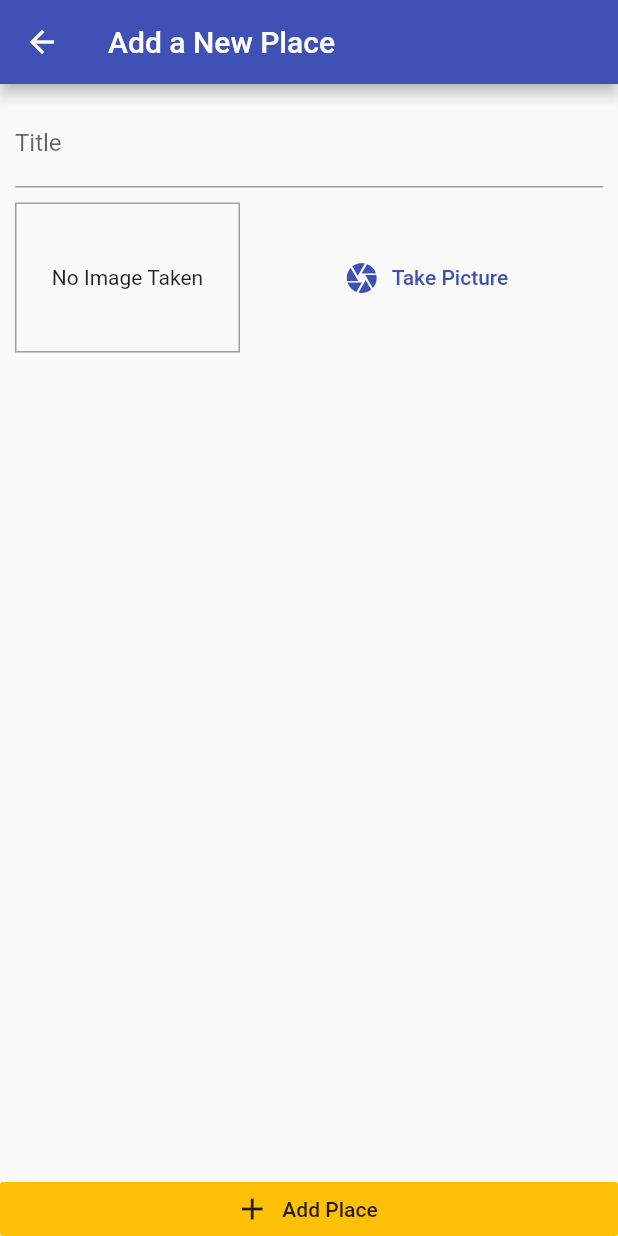
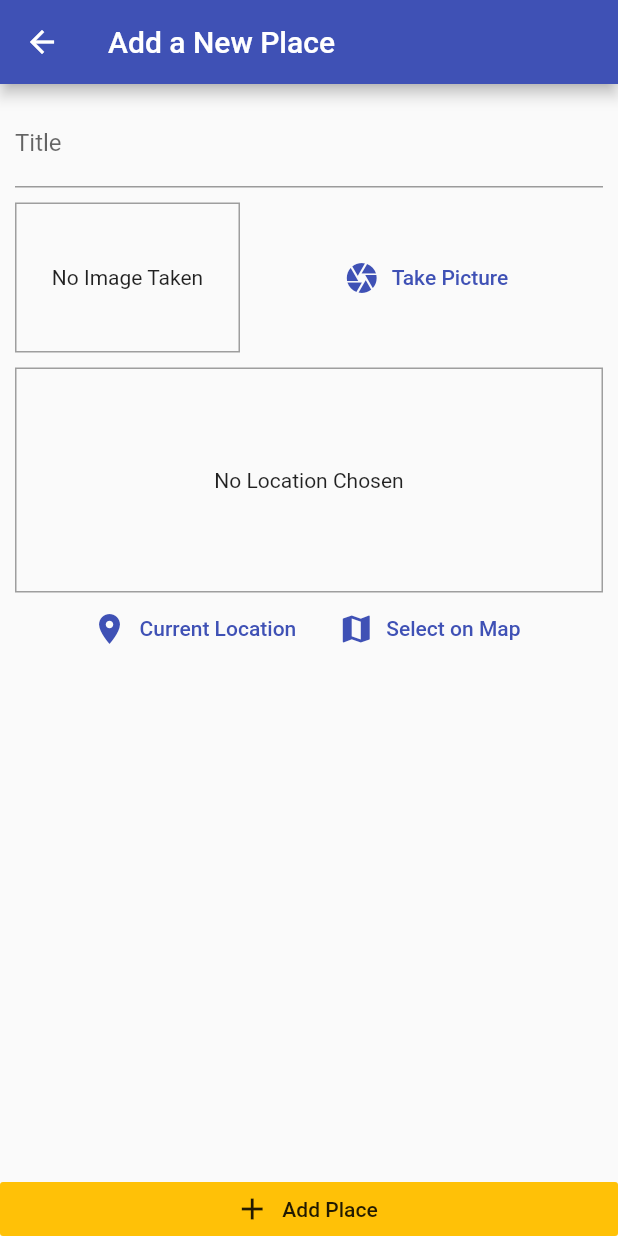
Before and after one commit to longdx304/travel_memories, a Flutter app: the AddPlaceScreen screen opened by its route, on a phone screen of 412 x 824 dp. Run offline on Flutter 3.47's test engine with Material 2 defaults, Android fonts, the phone set to English and light mode, and no system bars; our stand-ins replace image_picker, sqflite; accounts and stored records are empty.

Commit message:
added UI for add location

```diff
--- a/lib/screens/add_place_screen.dart
+++ b/lib/screens/add_place_screen.dart
@@ -6,6 +6,7 @@ import 'package:provider/provider.dart';
 import '../providers/great_places.dart';
 
 import '../widgets/image_input.dart';
+import '../widgets/location_input.dart';
 
 class AddPlaceScreen extends StatefulWidget {
   static const routeName = '/add-place';
@@ -53,6 +54,10 @@ class _AddPlaceScreenState extends State<AddPlaceScreen> {
                     height: 10,
                   ),
                   ImageInput(_selectImage),
+                  SizedBox(
+                    height: 10,
+                  ),
+                  LocationInput(),
                 ],
               ),
             ),
--- /dev/null
+++ b/lib/widgets/location_input.dart
@@ -0,0 +1,45 @@
+import 'package:flutter/material.dart';
+
+class LocationInput extends StatefulWidget {
+  @override
+  _LocationInputState createState() => _LocationInputState();
+}
+
+class _LocationInputState extends State<LocationInput> {
+  @override
+  Widget build(BuildContext context) {
+    return Column(
+      children: [
+        Container(
+          alignment: Alignment.center,
+          height: 150,
+          width: double.infinity,
+          decoration: BoxDecoration(
+            border: Border.all(color: Colors.grey),
+          ),
+          child: Text(
+            'No Location Chosen',
+            textAlign: TextAlign.center,
+          ),
+        ),
+        Row(
+          mainAxisAlignment: MainAxisAlignment.center,
+          children: [
+            FlatButton.icon(
+              onPressed: () {},
+              icon: Icon(Icons.location_on),
+              label: Text('Current Location'),
+              textColor: Theme.of(context).primaryColor,
+            ),
+            FlatButton.icon(
+              onPressed: () {},
+              icon: Icon(Icons.map),
+              label: Text('Select on Map'),
+              textColor: Theme.of(context).primaryColor,
+            ),
+          ],
+        ),
+      ],
+    );
+  }
+}
```
